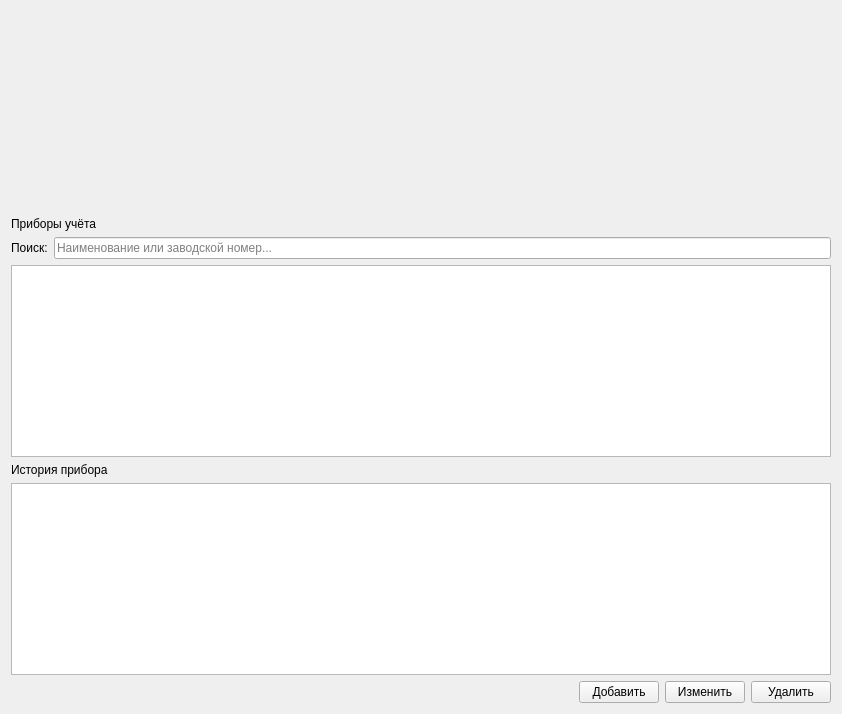
Above: ui/meterswidget.ui from nikola240698/MeteringActs before the change. Below: the same form after it.
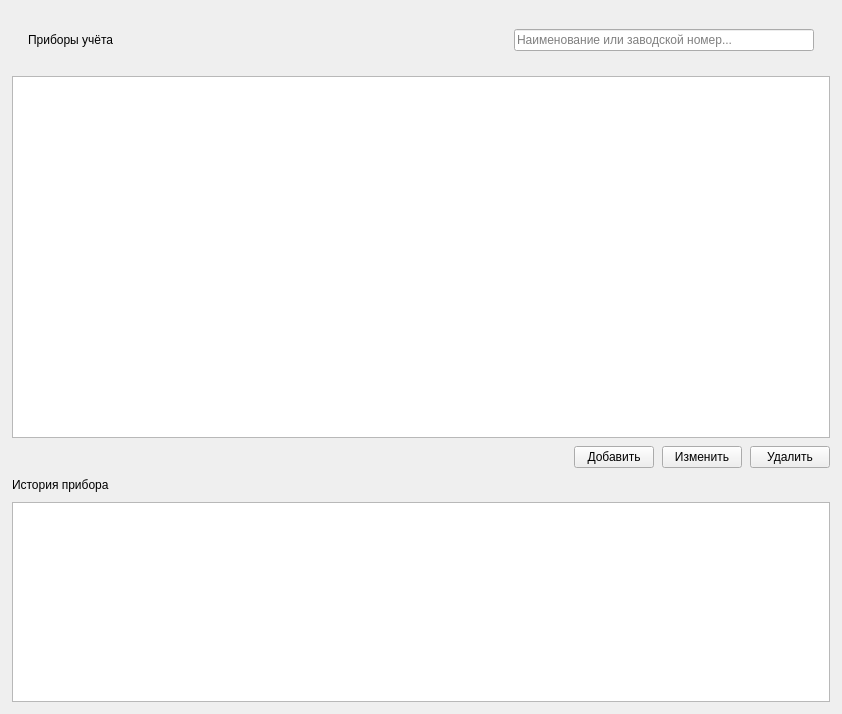
That is the form after the change.

What changed in the file:
```diff
--- a/ui/meterswidget.ui
+++ b/ui/meterswidget.ui
@@ -17,12 +17,27 @@
    <string>Двойное нажатие по строке для открытия акта</string>
   </property>
   <layout class="QVBoxLayout" name="verticalLayout">
+   <property name="spacing">
+    <number>10</number>
+   </property>
+   <property name="leftMargin">
+    <number>12</number>
+   </property>
+   <property name="topMargin">
+    <number>12</number>
+   </property>
+   <property name="rightMargin">
+    <number>12</number>
+   </property>
+   <property name="bottomMargin">
+    <number>12</number>
+   </property>
    <item>
     <widget class="QFrame" name="metersCard">
      <property name="minimumSize">
       <size>
        <width>0</width>
-       <height>200</height>
+       <height>0</height>
       </size>
      </property>
      <property name="frameShape">
@@ -34,8 +49,52 @@
      <property name="card" stdset="0">
       <bool>true</bool>
      </property>
-    </widget>
-   </item>
+     <layout class="QVBoxLayout" name="metersCardLayout">
+      <property name="spacing">
+       <number>8</number>
+      </property>
+      <property name="leftMargin">
+       <number>0</number>
+      </property>
+      <property name="topMargin">
+       <number>0</number>
+      </property>
+      <property name="rightMargin">
+       <number>0</number>
+      </property>
+      <property name="bottomMargin">
+       <number>0</number>
+      </property>
+      <item>
+       <widget class="QWidget" name="metersToolBarWidget" native="true">
+        <property name="minimumSize">
+         <size>
+          <width>0</width>
+          <height>56</height>
+         </size>
+        </property>
+        <property name="maximumSize">
+         <size>
+          <width>16777215</width>
+          <height>56</height>
+         </size>
+        </property>
+        <layout class="QHBoxLayout" name="horizontalLayout">
+         <property name="spacing">
+          <number>10</number>
+         </property>
+         <property name="leftMargin">
+          <number>16</number>
+         </property>
+         <property name="topMargin">
+          <number>8</number>
+         </property>
+         <property name="rightMargin">
+          <number>16</number>
+         </property>
+         <property name="bottomMargin">
+          <number>8</number>
+         </property>
    <item>
     <widget class="QLabel" name="titlelabel">
      <property name="text">
@@ -44,22 +103,39 @@
     </widget>
    </item>
    <item>
-    <layout class="QHBoxLayout" name="searchLayout">
-     <item>
-      <widget class="QLabel" name="searchlabel">
-       <property name="text">
-        <string>Поиск:</string>
-       </property>
-      </widget>
+          <spacer name="horizontalSpacer_2">
+           <property name="orientation">
+            <enum>Qt::Orientation::Horizontal</enum>
+           </property>
+           <property name="sizeHint" stdset="0">
+            <size>
+             <width>40</width>
+             <height>20</height>
+            </size>
+           </property>
+          </spacer>
      </item>
      <item>
       <widget class="QLineEdit" name="searchLineEdit">
+           <property name="minimumSize">
+            <size>
+             <width>300</width>
+             <height>0</height>
+            </size>
+           </property>
+           <property name="maximumSize">
+            <size>
+             <width>300</width>
+             <height>16777215</height>
+            </size>
+           </property>
        <property name="placeholderText">
         <string>Наименование или заводской номер...</string>
        </property>
       </widget>
      </item>
     </layout>
+       </widget>
    </item>
    <item>
     <widget class="QTableView" name="metersTableView">
@@ -80,38 +156,6 @@
      </attribute>
     </widget>
    </item>
-   <item>
-    <widget class="QLabel" name="historyLabel">
-     <property name="text">
-      <string>История прибора</string>
-     </property>
-    </widget>
-   </item>
-   <item>
-    <widget class="QTableView" name="historytableView">
-     <property name="maximumSize">
-      <size>
-       <width>16777215</width>
-       <height>200</height>
-      </size>
-     </property>
-     <property name="editTriggers">
-      <set>QAbstractItemView::EditTrigger::NoEditTriggers</set>
-     </property>
-     <property name="alternatingRowColors">
-      <bool>true</bool>
-     </property>
-     <property name="selectionMode">
-      <enum>QAbstractItemView::SelectionMode::SingleSelection</enum>
-     </property>
-     <property name="selectionBehavior">
-      <enum>QAbstractItemView::SelectionBehavior::SelectRows</enum>
-     </property>
-     <attribute name="verticalHeaderVisible">
-      <bool>false</bool>
-     </attribute>
-    </widget>
-   </item>
    <item>
     <layout class="QHBoxLayout" name="buttonsLayout">
      <item>
@@ -149,6 +193,41 @@
       </widget>
      </item>
     </layout>
+      </item>
+     </layout>
+    </widget>
+   </item>
+   <item>
+    <widget class="QLabel" name="historyLabel">
+     <property name="text">
+      <string>История прибора</string>
+     </property>
+    </widget>
+   </item>
+   <item>
+    <widget class="QTableView" name="historytableView">
+     <property name="maximumSize">
+      <size>
+       <width>16777215</width>
+       <height>200</height>
+      </size>
+     </property>
+     <property name="editTriggers">
+      <set>QAbstractItemView::EditTrigger::NoEditTriggers</set>
+     </property>
+     <property name="alternatingRowColors">
+      <bool>true</bool>
+     </property>
+     <property name="selectionMode">
+      <enum>QAbstractItemView::SelectionMode::SingleSelection</enum>
+     </property>
+     <property name="selectionBehavior">
+      <enum>QAbstractItemView::SelectionBehavior::SelectRows</enum>
+     </property>
+     <attribute name="verticalHeaderVisible">
+      <bool>false</bool>
+     </attribute>
+    </widget>
    </item>
   </layout>
  </widget>
```
Lines whose indentation alone changed are shown as unchanged.
